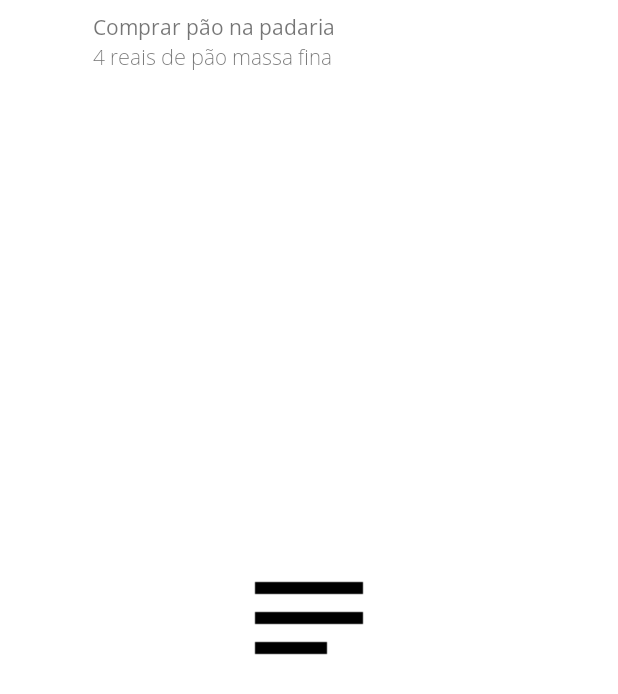
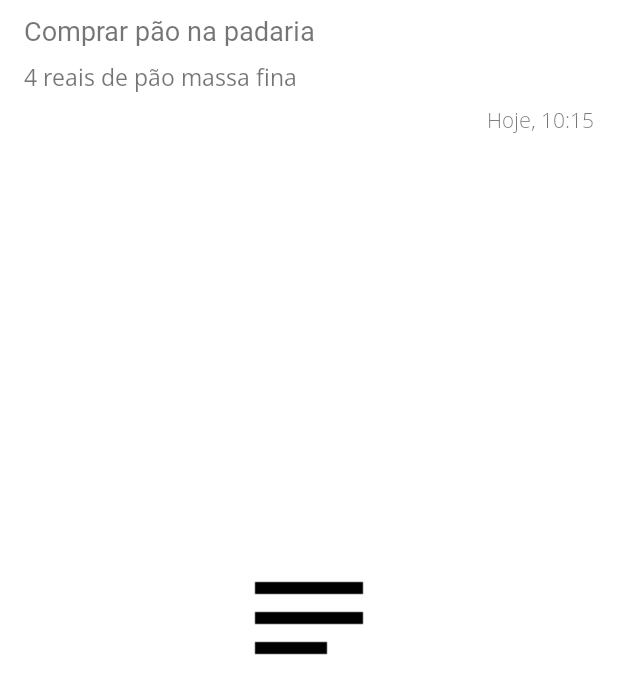
Before and after one commit to soumarcelino/notes, an Android app: the layout note_row.xml on its own in the app's theme, with its tools: preview values and no code run, on a phone screen of 412 x 824 dp. Shown: the top 694 px of the screen. Run offline under Robolectric (Android 15) with nearby library versions, the phone set to English and light mode, and no system bars.

Commit message:
Improve layout and list

```diff
--- a/app/src/main/java/com/m/notas/NoteEdit.java
+++ b/app/src/main/java/com/m/notas/NoteEdit.java
@@ -60,6 +60,7 @@ public class NoteEdit extends AppCompatActivity {
         note.setName(noteTitle.getText().toString());
         note.setDescription(noteBody.getText().toString());
         noteViewModel.update(note);
+        setResult(NoteView.EDIT_RESULT_CODE);
         finish();
     }
 }
--- /dev/null
+++ b/app/src/main/res/drawable/divider.xml
@@ -0,0 +1,5 @@
+<shape xmlns:android="http://schemas.android.com/apk/res/android"
+    android:shape="rectangle">
+    <solid android:color="#DDDDDD"/>
+    <size android:height="0.7dp"/>
+</shape>
--- a/app/src/main/res/layout/note_row.xml
+++ b/app/src/main/res/layout/note_row.xml
@@ -12,34 +12,41 @@
         android:id="@+id/noteName"
         android:layout_width="0dp"
         android:layout_height="wrap_content"
-        android:layout_marginStart="8dp"
+        android:layout_marginStart="16dp"
         android:layout_marginTop="8dp"
-        android:layout_marginEnd="10dp"
-        android:fontFamily="@font/open_sans"
+        android:layout_marginEnd="8dp"
+        android:fontFamily="@font/roboto"
         android:text="Comprar pão na padaria"
+        android:textSize="18sp"
+        app:layout_constraintBottom_toTopOf="@+id/noteDesc"
         app:layout_constraintEnd_toEndOf="parent"
-        app:layout_constraintStart_toEndOf="@+id/gravatar"
+        app:layout_constraintStart_toStartOf="parent"
         app:layout_constraintTop_toTopOf="parent" />
 
     <TextView
         android:id="@+id/noteDesc"
         android:layout_width="0dp"
         android:layout_height="wrap_content"
-        android:layout_marginEnd="10dp"
-        android:fontFamily="@font/open_sans_light"
+        android:layout_marginTop="8dp"
+        android:layout_marginEnd="8dp"
+        android:fontFamily="@font/open_sans"
         android:text="4 reais de pão massa fina"
+        android:textSize="15dp"
         app:layout_constraintEnd_toEndOf="parent"
         app:layout_constraintStart_toStartOf="@+id/noteName"
         app:layout_constraintTop_toBottomOf="@+id/noteName" />
 
-    <ImageView
-        android:id="@+id/gravatar"
-        android:layout_width="38dp"
-        android:layout_height="40dp"
-        android:layout_marginStart="16dp"
+    <TextView
+        android:id="@+id/noteListDate"
+        android:layout_width="wrap_content"
+        android:layout_height="wrap_content"
         android:layout_marginTop="8dp"
-        android:layout_marginBottom="6dp"
+        android:layout_marginEnd="16dp"
+        android:layout_marginBottom="8dp"
+        android:fontFamily="@font/open_sans_light"
+        android:text="Hoje, 10:15"
         app:layout_constraintBottom_toBottomOf="parent"
-        app:layout_constraintStart_toStartOf="parent"
-        app:layout_constraintTop_toTopOf="parent" />
+        app:layout_constraintEnd_toEndOf="parent"
+        app:layout_constraintTop_toBottomOf="@+id/noteDesc" />
+
 </androidx.constraintlayout.widget.ConstraintLayout>
```
Also changed, not shown: app/src/main/java/com/m/notas/MainActivity.java (+7 -0 lines), app/src/main/java/com/m/notas/NoteView.java (+13 -3 lines), app/src/main/java/com/m/notas/adapters/NoteAdapter.java (+2 -14 lines), app/src/main/res/layout/activity_main.xml (+7 -5 lines), app/src/main/res/font/roboto.ttf (added).
